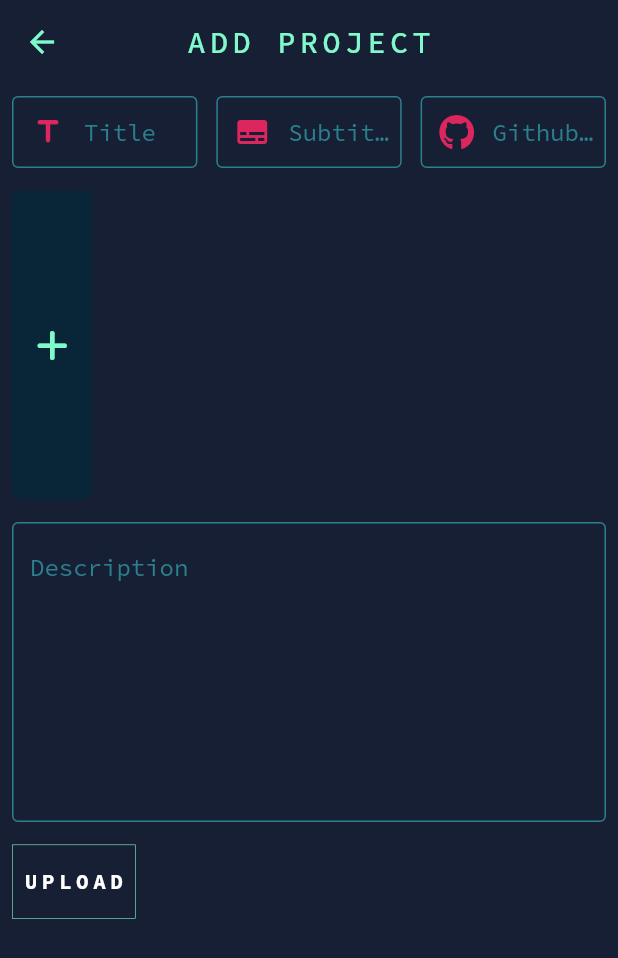
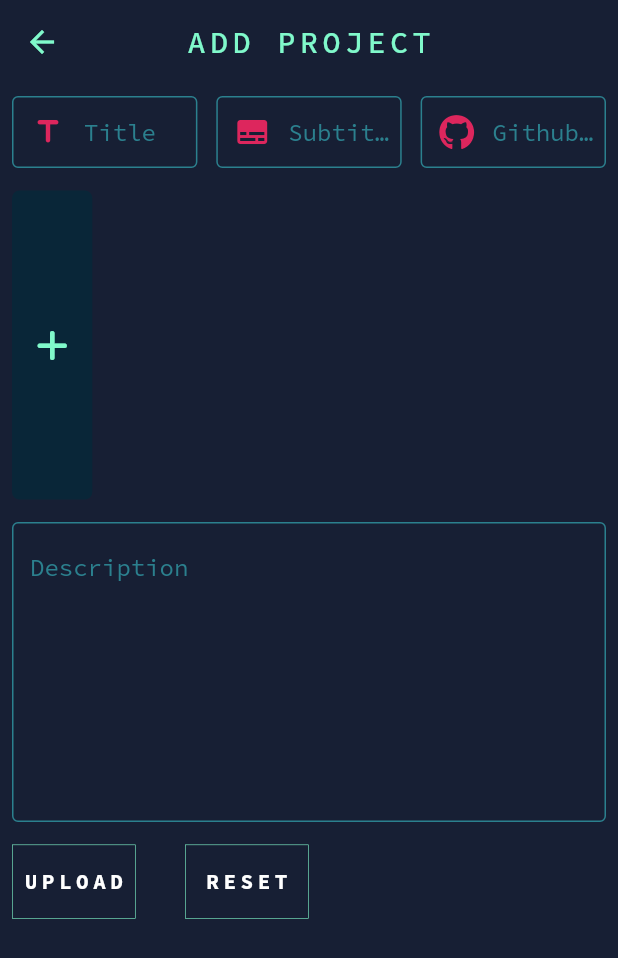
Before and after one commit to Thiru-01/portfolio-dynamic, a Flutter app: the FormUpdate screen opened by its route, on a phone screen of 412 x 824 dp. Shown: the top 958 px of the screen. Run offline on Flutter 3.47's test engine with Material 2 defaults, Android fonts, the phone set to English and light mode, and no system bars; our stand-ins replace cloud_firestore, file_picker, firebase_core, firebase_storage, font_awesome_flutter, get and 1 more; missing offline and left inert: cloud_firestore_web, dart:html, firebase_core_web, firebase_storage_web, image_picker_web; accounts and stored records are empty; network calls fail.

Commit message:
social-media-update

```diff
--- a/lib/screens/form.dart
+++ b/lib/screens/form.dart
@@ -66,7 +66,14 @@ class FormUpdate extends StatelessWidget {
                           }
                         },
                         child: pageController.imageController.value
-                            ? Image.memory(result!.files[0].bytes!)
+                            ? SizedBox(
+                                height: dHeight(context) * 0.25,
+                                width: dWidth(context) * 0.13,
+                                child: Image.memory(
+                                  result!.files[0].bytes!,
+                                  fit: BoxFit.contain,
+                                ),
+                              )
                             : Container(
                                 decoration: BoxDecoration(
                                     color: darkColor,
@@ -98,15 +105,19 @@ class FormUpdate extends StatelessWidget {
                       hintText: "Description",
                       hintStyle: TextStyle(color: bodyTextColor)),
                 ),
+                Row(
+                  children: [
                     MouseRegion(
                       cursor: SystemMouseCursors.click,
                       child: GestureDetector(
                         onTap: () {
                           if (formKey.currentState!.validate()) {
                             formKey.currentState!.save();
-                        FireModel data = dataController.convertTofiremodel();
+                            FireModel data =
+                                dataController.convertTofiremodel();
                             if (result!.count > 0) {
-                          service.uploadImage(data, result!);
+                              showLoaderDialog(context);
+                              service.uploadImage(data, result!, context);
                             } else {}
                           }
                         },
@@ -127,6 +138,35 @@ class FormUpdate extends StatelessWidget {
                           )),
                         ),
                       ),
+                    ),
+                    SizedBox(
+                      width: dWidth(context) * 0.08,
+                    ),
+                    MouseRegion(
+                      cursor: SystemMouseCursors.click,
+                      child: GestureDetector(
+                        onTap: () {
+                          formKey.currentState!.reset();
+                        },
+                        child: Container(
+                          decoration: BoxDecoration(
+                              border: Border.all(
+                                  color: primaryColor,
+                                  width: dsize(context) * 0.003)),
+                          width: dWidth(context) * 0.2,
+                          height: dHeight(context) * 0.06,
+                          child: Center(
+                              child: Text(
+                            "Reset".toUpperCase(),
+                            style: const TextStyle(
+                                color: Colors.white,
+                                fontWeight: FontWeight.bold,
+                                letterSpacing: 3),
+                          )),
+                        ),
+                      ),
+                    )
+                  ],
                 )
               ],
             ),
--- a/lib/screens/prj.dart
+++ b/lib/screens/prj.dart
@@ -22,6 +22,7 @@ class ProjectScreen extends StatelessWidget {
               child: CircularProgressIndicator(),
             );
           }
+
           return SizedBox(
             height: double.infinity,
             width: double.infinity,
--- a/pubspec.yaml
+++ b/pubspec.yaml
@@ -45,6 +45,7 @@ dependencies:
   cloud_firestore: ^3.1.13
   colored_json: ^1.1.0
   image_picker_web: ^2.1.1
+  http: ^0.13.4
 
 dev_dependencies:
   flutter_test:
```
Also changed, not shown: lib/constant.dart (+30 -0 lines), lib/generated_plugin_registrant.dart (added, +25 -0 lines), lib/pages/desktop/dhomepage.dart (+17 -4 lines), lib/screens/home.dart (+15 -8 lines), lib/service/firebaseservice.dart (+18 -1 lines), pubspec.lock, 1 other file. Lines whose indentation alone changed are shown as unchanged.
